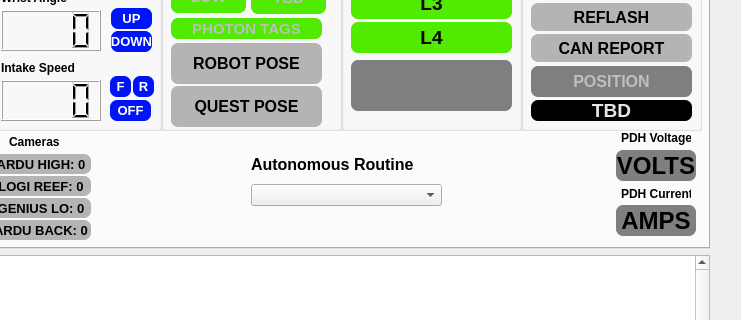
First picture: the form in gui/layout_2025.ui, repository aesatchien/FRC2429_2025, before the edit; both pictures show x 741 to 1482 and y 221 to 541 of the 1482 by 724 pixel window.
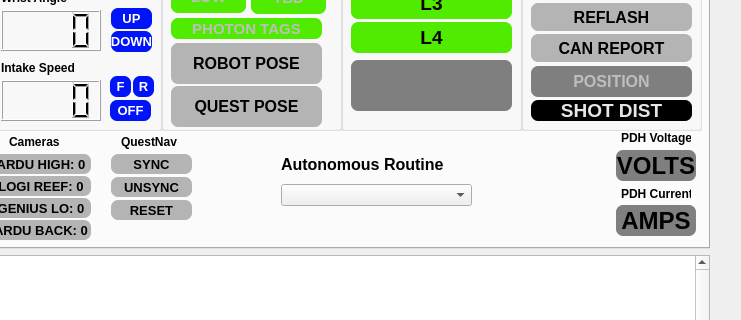
Second picture: the form after the edit. Icons and pictures are not drawn. Custom widgets are drawn as their Qt base class.

Commit message: added quest buttons to gui

```diff
--- a/gui/layout_2025.ui
+++ b/gui/layout_2025.ui
@@ -1328,7 +1328,7 @@
 color:rgb(230,230,230);</string>
        </property>
        <property name="text">
-        <string>TBD</string>
+        <string>SHOT DIST</string>
        </property>
        <property name="textFormat">
         <enum>Qt::AutoText</enum>
@@ -1512,7 +1512,7 @@
      <widget class="QComboBox" name="qcombobox_autonomous_routines">
       <property name="geometry">
        <rect>
-        <x>270</x>
+        <x>300</x>
         <y>360</y>
         <width>191</width>
         <height>22</height>
@@ -1528,7 +1528,7 @@
      <widget class="QLabel" name="label_5">
       <property name="geometry">
        <rect>
-        <x>270</x>
+        <x>300</x>
         <y>330</y>
         <width>181</width>
         <height>20</height>
@@ -1795,6 +1795,121 @@
        <set>Qt::AlignCenter</set>
       </property>
      </widget>
+     <widget class="QLabel" name="label_16">
+      <property name="geometry">
+       <rect>
+        <x>140</x>
+        <y>310</y>
+        <width>61</width>
+        <height>16</height>
+       </rect>
+      </property>
+      <property name="text">
+       <string>QuestNav</string>
+      </property>
+     </widget>
+     <widget class="QLabel2" name="qlabel_questnav_sync_indicator">
+      <property name="enabled">
+       <bool>true</bool>
+      </property>
+      <property name="geometry">
+       <rect>
+        <x>130</x>
+        <y>330</y>
+        <width>81</width>
+        <height>20</height>
+       </rect>
+      </property>
+      <property name="font">
+       <font>
+        <family>MS Shell Dlg 2</family>
+        <pointsize>10</pointsize>
+        <bold>true</bold>
+       </font>
+      </property>
+      <property name="styleSheet">
+       <string notr="true">border: 7px;
+border-radius: 7px;
+background-color:rgb(180,180,180);</string>
+      </property>
+      <property name="text">
+       <string>SYNC</string>
+      </property>
+      <property name="textFormat">
+       <enum>Qt::AutoText</enum>
+      </property>
+      <property name="alignment">
+       <set>Qt::AlignCenter</set>
+      </property>
+     </widget>
+     <widget class="QLabel2" name="qlabel_questnav_unsync_indicator">
+      <property name="enabled">
+       <bool>true</bool>
+      </property>
+      <property name="geometry">
+       <rect>
+        <x>130</x>
+        <y>353</y>
+        <width>81</width>
+        <height>20</height>
+       </rect>
+      </property>
+      <property name="font">
+       <font>
+        <family>MS Shell Dlg 2</family>
+        <pointsize>10</pointsize>
+        <bold>true</bold>
+       </font>
+      </property>
+      <property name="styleSheet">
+       <string notr="true">border: 7px;
+border-radius: 7px;
+background-color:rgb(180,180,180);</string>
+      </property>
+      <property name="text">
+       <string>UNSYNC</string>
+      </property>
+      <property name="textFormat">
+       <enum>Qt::AutoText</enum>
+      </property>
+      <property name="alignment">
+       <set>Qt::AlignCenter</set>
+      </property>
+     </widget>
+     <widget class="QLabel2" name="qlabel_questnav_reset_indicator">
+      <property name="enabled">
+       <bool>true</bool>
+      </property>
+      <property name="geometry">
+       <rect>
+        <x>130</x>
+        <y>376</y>
+        <width>81</width>
+        <height>20</height>
+       </rect>
+      </property>
+      <property name="font">
+       <font>
+        <family>MS Shell Dlg 2</family>
+        <pointsize>10</pointsize>
+        <bold>true</bold>
+       </font>
+      </property>
+      <property name="styleSheet">
+       <string notr="true">border: 7px;
+border-radius: 7px;
+background-color:rgb(180,180,180);</string>
+      </property>
+      <property name="text">
+       <string>RESET</string>
+      </property>
+      <property name="textFormat">
+       <enum>Qt::AutoText</enum>
+      </property>
+      <property name="alignment">
+       <set>Qt::AlignCenter</set>
+      </property>
+     </widget>
     </widget>
     <widget class="QWidget" name="tab_2">
      <attribute name="title">
```
The commit also changes 3 other files.
